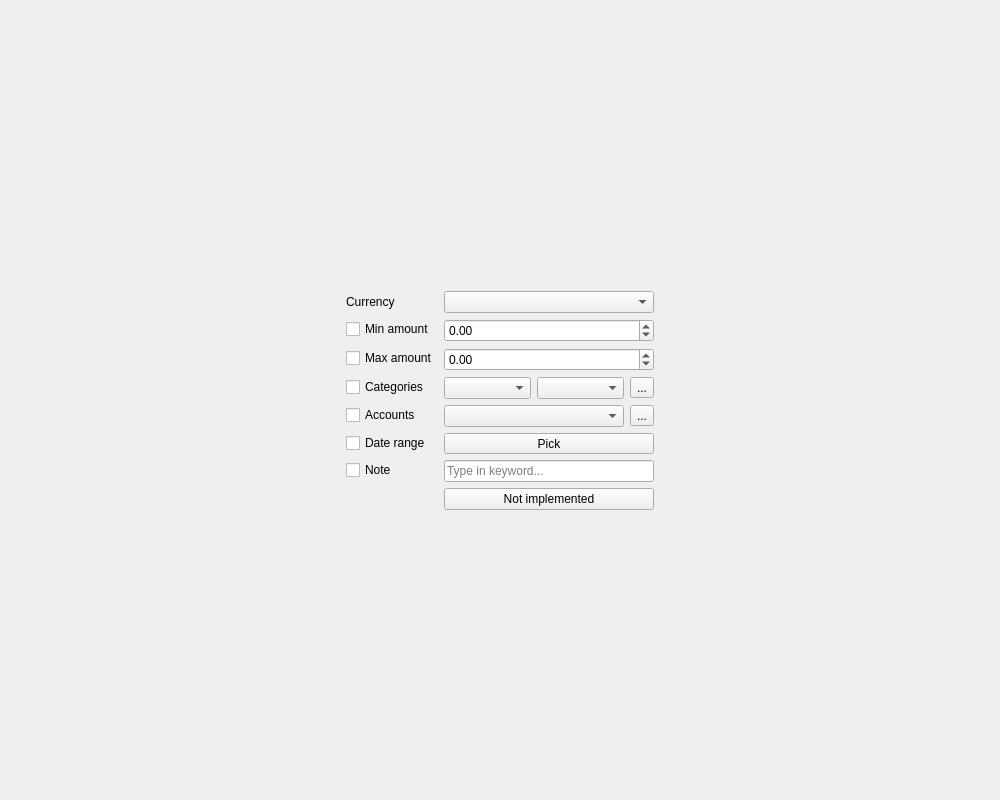
First picture: the form in Desktop/Pages/CustomFilters/CustomFiltersForm.ui, repository david4more/CoinWarden, before the edit.
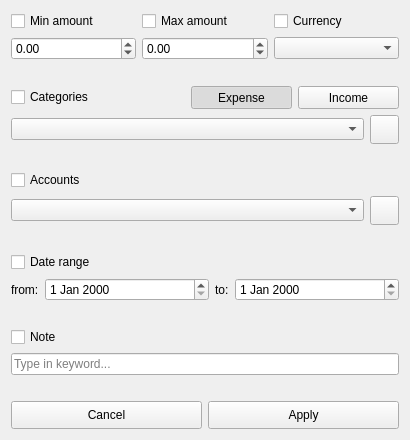
Second picture: the form after the edit. Icons and pictures are not drawn.

Commit message: configure CustomFilterForm's UI

```diff
--- a/Desktop/Pages/CustomFilters/CustomFiltersForm.ui
+++ b/Desktop/Pages/CustomFilters/CustomFiltersForm.ui
@@ -6,78 +6,65 @@
    <rect>
     <x>0</x>
     <y>0</y>
-    <width>1000</width>
-    <height>800</height>
+    <width>410</width>
+    <height>440</height>
    </rect>
   </property>
   <property name="windowTitle">
    <string>CustomFiltersForm</string>
   </property>
-  <layout class="QGridLayout" name="gridLayout">
-   <item row="0" column="1">
-    <spacer name="verticalSpacer_2">
-     <property name="orientation">
-      <enum>Qt::Orientation::Vertical</enum>
-     </property>
-     <property name="sizeHint" stdset="0">
+  <layout class="QVBoxLayout" name="verticalLayout_4">
+   <item>
+    <widget class="QWidget" name="container" native="true">
+     <property name="maximumSize">
       <size>
-       <width>20</width>
-       <height>250</height>
+       <width>700</width>
+       <height>700</height>
       </size>
      </property>
-    </spacer>
-   </item>
-   <item row="1" column="0">
-    <spacer name="horizontalSpacer">
-     <property name="orientation">
-      <enum>Qt::Orientation::Horizontal</enum>
+     <property name="styleSheet">
+      <string notr="true"/>
      </property>
-     <property name="sizeHint" stdset="0">
-      <size>
-       <width>317</width>
-       <height>20</height>
-      </size>
-     </property>
-    </spacer>
-   </item>
-   <item row="1" column="1">
-    <widget class="QWidget" name="widget_5" native="true">
-     <layout class="QFormLayout" name="formLayout_3">
+     <layout class="QVBoxLayout" name="verticalLayout_2">
+      <property name="leftMargin">
+       <number>0</number>
+      </property>
+      <property name="topMargin">
+       <number>0</number>
+      </property>
+      <property name="rightMargin">
+       <number>0</number>
+      </property>
+      <property name="bottomMargin">
+       <number>0</number>
+      </property>
+      <item>
+       <layout class="QGridLayout" name="gridLayout_4">
       <item row="0" column="0">
-       <widget class="QLabel" name="fCurrencyLabel_2">
-        <property name="text">
-         <string>Currency</string>
-        </property>
-       </widget>
-      </item>
-      <item row="0" column="1">
-       <widget class="QComboBox" name="currency"/>
-      </item>
-      <item row="1" column="0">
        <widget class="QCheckBox" name="minBox">
         <property name="text">
          <string>Min amount</string>
         </property>
        </widget>
       </item>
-      <item row="1" column="1">
-       <widget class="QDoubleSpinBox" name="min">
-        <property name="minimum">
-         <double>-999999.000000000000000</double>
-        </property>
-        <property name="maximum">
-         <double>999999.000000000000000</double>
-        </property>
-       </widget>
-      </item>
-      <item row="2" column="0">
+        <item row="0" column="1">
        <widget class="QCheckBox" name="maxBox">
         <property name="text">
          <string>Max amount</string>
         </property>
        </widget>
       </item>
-      <item row="2" column="1">
+        <item row="1" column="0">
+         <widget class="QDoubleSpinBox" name="min">
+          <property name="minimum">
+           <double>-999999.000000000000000</double>
+          </property>
+          <property name="maximum">
+           <double>999999.000000000000000</double>
+          </property>
+         </widget>
+        </item>
+        <item row="1" column="1">
        <widget class="QDoubleSpinBox" name="max">
         <property name="minimum">
          <double>-999999.000000000000000</double>
@@ -87,123 +74,306 @@
         </property>
        </widget>
       </item>
-      <item row="3" column="0">
+        <item row="1" column="2">
+         <widget class="QComboBox" name="currency"/>
+        </item>
+        <item row="0" column="2">
+         <widget class="QCheckBox" name="checkBox">
+          <property name="text">
+           <string>Currency</string>
+          </property>
+         </widget>
+        </item>
+       </layout>
+      </item>
+      <item>
+       <spacer name="verticalSpacer">
+        <property name="orientation">
+         <enum>Qt::Orientation::Vertical</enum>
+        </property>
+        <property name="sizeHint" stdset="0">
+         <size>
+          <width>20</width>
+          <height>13</height>
+         </size>
+        </property>
+       </spacer>
+      </item>
+      <item>
+       <layout class="QGridLayout" name="gridLayout_6">
+        <item row="0" column="0">
        <widget class="QCheckBox" name="categoriesBox">
         <property name="text">
          <string>Categories</string>
         </property>
        </widget>
       </item>
-      <item row="3" column="1">
-       <layout class="QHBoxLayout" name="horizontalLayout_9">
+        <item row="1" column="2">
+         <widget class="QToolButton" name="a">
+          <property name="styleSheet">
+           <string notr="true">padding: 3px 3px;</string>
+          </property>
+          <property name="text">
+           <string/>
+          </property>
+          <property name="icon">
+           <iconset resource="../../Files/files.qrc">
+            <normaloff>:/categoryIcon</normaloff>:/categoryIcon</iconset>
+          </property>
+          <property name="iconSize">
+           <size>
+            <width>18</width>
+            <height>18</height>
+           </size>
+          </property>
+         </widget>
+        </item>
+        <item row="0" column="1" colspan="2">
+         <layout class="QHBoxLayout" name="horizontalLayout_3">
         <item>
+           <widget class="QToolButton" name="expense">
+            <property name="sizePolicy">
+             <sizepolicy hsizetype="Preferred" vsizetype="Preferred">
+              <horstretch>0</horstretch>
+              <verstretch>0</verstretch>
+             </sizepolicy>
+            </property>
+            <property name="minimumSize">
+             <size>
+              <width>0</width>
+              <height>20</height>
+             </size>
+            </property>
+            <property name="styleSheet">
+             <string notr="true">padding: 2px 2px;</string>
+            </property>
+            <property name="text">
+             <string>Expense</string>
+            </property>
+            <property name="checkable">
+             <bool>true</bool>
+            </property>
+            <property name="checked">
+             <bool>true</bool>
+            </property>
+           </widget>
+          </item>
+          <item>
+           <widget class="QToolButton" name="income">
+            <property name="sizePolicy">
+             <sizepolicy hsizetype="Preferred" vsizetype="Fixed">
+              <horstretch>0</horstretch>
+              <verstretch>0</verstretch>
+             </sizepolicy>
+            </property>
+            <property name="styleSheet">
+             <string notr="true">padding: 2px 2px;</string>
+            </property>
+            <property name="text">
+             <string>Income</string>
+            </property>
+            <property name="checkable">
+             <bool>true</bool>
+            </property>
+           </widget>
+          </item>
+         </layout>
+        </item>
+        <item row="1" column="0" colspan="2">
          <widget class="QComboBox" name="expenseCategory"/>
         </item>
-        <item>
-         <widget class="QComboBox" name="incomeCategory"/>
-        </item>
-        <item>
-         <widget class="QToolButton" name="fAddCategory_2">
-          <property name="text">
-           <string>...</string>
-          </property>
-         </widget>
-        </item>
        </layout>
       </item>
-      <item row="4" column="0">
+      <item>
+       <spacer name="verticalSpacer_2">
+        <property name="orientation">
+         <enum>Qt::Orientation::Vertical</enum>
+        </property>
+        <property name="sizeHint" stdset="0">
+         <size>
+          <width>20</width>
+          <height>14</height>
+         </size>
+        </property>
+       </spacer>
+      </item>
+      <item>
+       <layout class="QGridLayout" name="gridLayout_5">
+        <item row="1" column="0">
+         <widget class="QComboBox" name="accounts"/>
+        </item>
+        <item row="0" column="0">
        <widget class="QCheckBox" name="accountsBox">
         <property name="text">
          <string>Accounts</string>
         </property>
        </widget>
       </item>
-      <item row="4" column="1">
-       <layout class="QHBoxLayout" name="horizontalLayout_10">
-        <item>
-         <widget class="QComboBox" name="accounts"/>
-        </item>
-        <item>
-         <widget class="QToolButton" name="fAddAccount_2">
+        <item row="1" column="1">
+         <widget class="QToolButton" name="addAccount">
+          <property name="styleSheet">
+           <string notr="true">padding: 3px 3px;</string>
+          </property>
           <property name="text">
-           <string>...</string>
+           <string/>
+          </property>
+          <property name="icon">
+           <iconset resource="../../Files/files.qrc">
+            <normaloff>:/budgetIcon</normaloff>:/budgetIcon</iconset>
+          </property>
+          <property name="iconSize">
+           <size>
+            <width>18</width>
+            <height>18</height>
+           </size>
           </property>
          </widget>
         </item>
        </layout>
       </item>
-      <item row="5" column="0">
+      <item>
+       <spacer name="verticalSpacer_3">
+        <property name="orientation">
+         <enum>Qt::Orientation::Vertical</enum>
+        </property>
+        <property name="sizeHint" stdset="0">
+         <size>
+          <width>20</width>
+          <height>13</height>
+         </size>
+        </property>
+       </spacer>
+      </item>
+      <item>
+       <layout class="QVBoxLayout" name="verticalLayout_3">
+        <item>
        <widget class="QCheckBox" name="dateBox">
         <property name="text">
          <string>Date range</string>
         </property>
        </widget>
       </item>
-      <item row="5" column="1">
-       <widget class="QToolButton" name="date">
+        <item>
+         <layout class="QHBoxLayout" name="horizontalLayout_2">
+          <item>
+           <widget class="QLabel" name="label_6">
+            <property name="text">
+             <string>from:</string>
+            </property>
+           </widget>
+          </item>
+          <item>
+           <widget class="QDateEdit" name="dateEdit">
         <property name="sizePolicy">
-         <sizepolicy hsizetype="Preferred" vsizetype="Fixed">
-          <horstretch>0</horstretch>
+             <sizepolicy hsizetype="Minimum" vsizetype="Fixed">
+              <horstretch>1</horstretch>
           <verstretch>0</verstretch>
          </sizepolicy>
         </property>
+           </widget>
+          </item>
+          <item>
+           <widget class="QLabel" name="label_5">
         <property name="text">
-         <string>Pick</string>
+             <string>to:</string>
         </property>
        </widget>
       </item>
-      <item row="7" column="1">
-       <widget class="QPushButton" name="apply">
+          <item>
+           <widget class="QDateEdit" name="dateEdit_2">
+            <property name="sizePolicy">
+             <sizepolicy hsizetype="Minimum" vsizetype="Fixed">
+              <horstretch>1</horstretch>
+              <verstretch>0</verstretch>
+             </sizepolicy>
+            </property>
+           </widget>
+          </item>
+         </layout>
+        </item>
+       </layout>
+      </item>
+      <item>
+       <spacer name="verticalSpacer_4">
+        <property name="orientation">
+         <enum>Qt::Orientation::Vertical</enum>
+        </property>
+        <property name="sizeHint" stdset="0">
+         <size>
+          <width>20</width>
+          <height>14</height>
+         </size>
+        </property>
+       </spacer>
+      </item>
+      <item>
+       <layout class="QVBoxLayout" name="verticalLayout">
+        <item>
+         <widget class="QCheckBox" name="noteBox">
         <property name="text">
-         <string>Not implemented</string>
+           <string>Note</string>
         </property>
        </widget>
       </item>
-      <item row="6" column="1">
+        <item>
        <widget class="QLineEdit" name="note">
+          <property name="sizePolicy">
+           <sizepolicy hsizetype="Expanding" vsizetype="Preferred">
+            <horstretch>0</horstretch>
+            <verstretch>0</verstretch>
+           </sizepolicy>
+          </property>
         <property name="placeholderText">
          <string>Type in keyword...</string>
         </property>
        </widget>
       </item>
-      <item row="6" column="0">
-       <widget class="QCheckBox" name="noteBox">
-        <property name="text">
-         <string>Note</string>
-        </property>
-       </widget>
-      </item>
-     </layout>
-    </widget>
-   </item>
-   <item row="1" column="2">
-    <spacer name="horizontalSpacer_2">
-     <property name="orientation">
-      <enum>Qt::Orientation::Horizontal</enum>
-     </property>
-     <property name="sizeHint" stdset="0">
-      <size>
-       <width>316</width>
-       <height>20</height>
-      </size>
-     </property>
-    </spacer>
-   </item>
-   <item row="2" column="1">
-    <spacer name="verticalSpacer">
+       </layout>
+      </item>
+      <item>
+       <spacer name="verticalSpacer_5">
      <property name="orientation">
       <enum>Qt::Orientation::Vertical</enum>
      </property>
      <property name="sizeHint" stdset="0">
       <size>
        <width>20</width>
-       <height>250</height>
+          <height>13</height>
       </size>
      </property>
     </spacer>
    </item>
-  </layout>
- </widget>
- <resources/>
+      <item>
+       <layout class="QHBoxLayout" name="horizontalLayout">
+        <item>
+         <widget class="QPushButton" name="pushButton">
+          <property name="styleSheet">
+           <string notr="true">padding: 6px 6px</string>
+          </property>
+          <property name="text">
+           <string>Cancel</string>
+          </property>
+         </widget>
+        </item>
+        <item>
+         <widget class="QPushButton" name="apply">
+          <property name="styleSheet">
+           <string notr="true">padding: 6px 6px</string>
+          </property>
+          <property name="text">
+           <string>Apply</string>
+          </property>
+         </widget>
+        </item>
+       </layout>
+      </item>
+     </layout>
+    </widget>
+   </item>
+  </layout>
+ </widget>
+ <resources>
+  <include location="../../Files/files.qrc"/>
+ </resources>
  <connections/>
 </ui>
```
Lines whose indentation alone changed are shown as unchanged. The commit also changes 7 other files.
